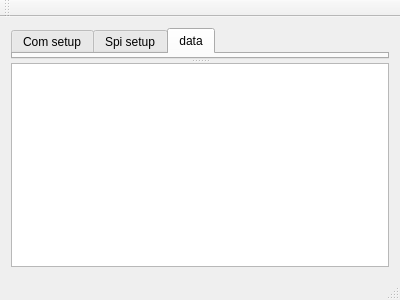
Before: the Qt Designer form mainwindow.ui in kubanecxxx/spiSniffQt, drawn with Qt 5.
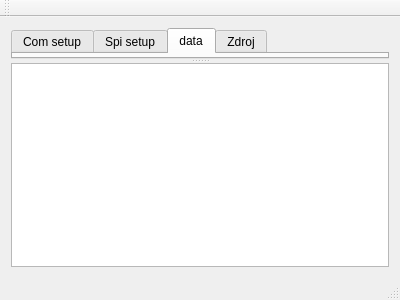
After: the same form once the commit is applied. The open tabs and pages were chosen to show the change. Custom widgets are drawn as their Qt base class.

Commit message: dalši widget na ovládání zdroje

Patch:
```diff
--- a/mainwindow.ui
+++ b/mainwindow.ui
@@ -39,6 +39,11 @@
          <string>data</string>
         </attribute>
        </widget>
+       <widget class="widgetZdroj" name="tabZdroj">
+        <attribute name="title">
+         <string>Zdroj</string>
+        </attribute>
+       </widget>
       </widget>
       <widget class="QPlainTextEdit" name="plainTextEdit"/>
      </widget>
@@ -75,6 +80,12 @@
    <header>widgetcom.h</header>
    <container>1</container>
   </customwidget>
+  <customwidget>
+   <class>widgetZdroj</class>
+   <extends>QWidget</extends>
+   <header>widgetzdroj.h</header>
+   <container>1</container>
+  </customwidget>
  </customwidgets>
  <resources/>
  <connections/>
```
Left out of the diff: 2 changed lines with no effect on the pictures. The commit also changes 7 other files.
